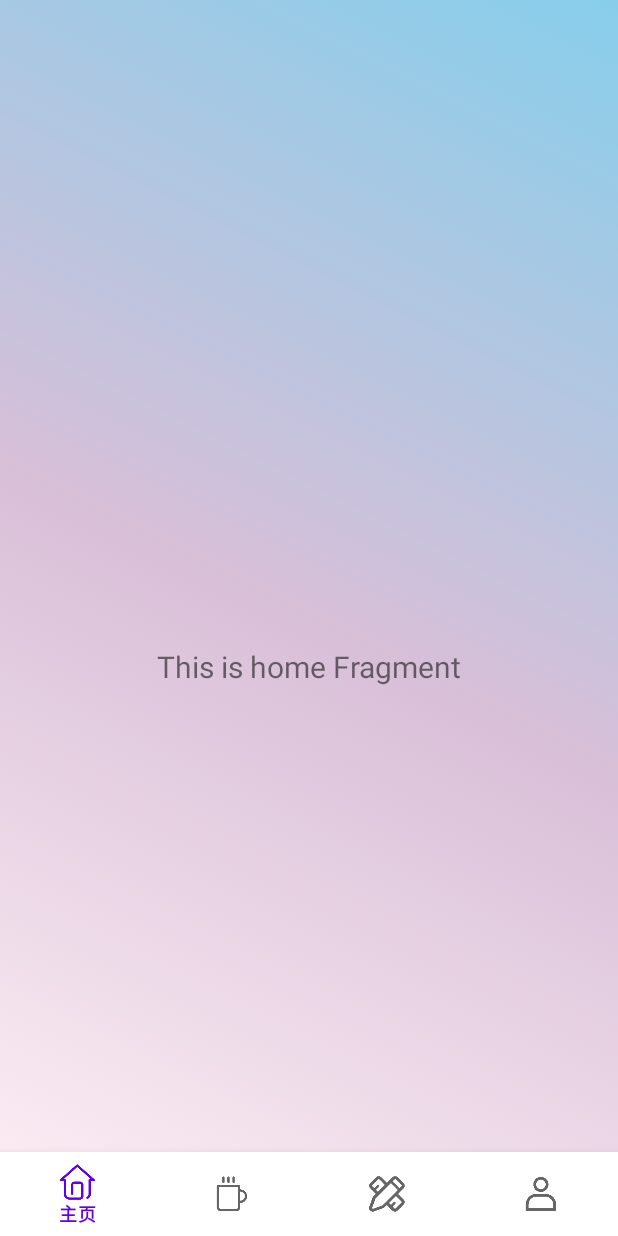
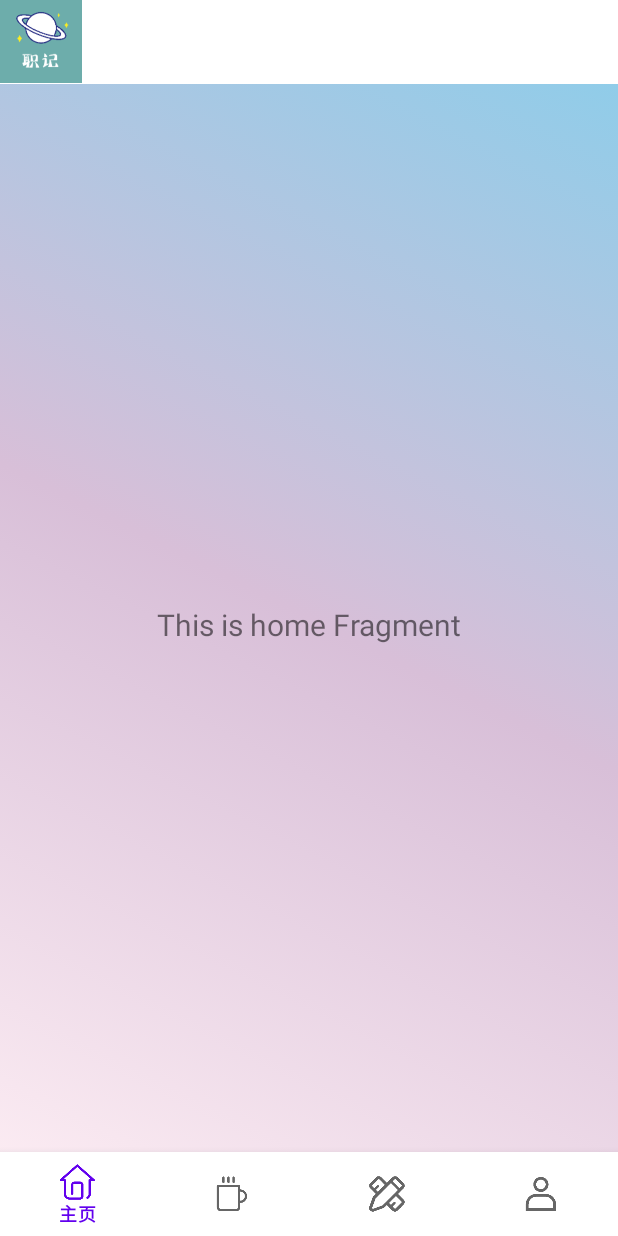
Before and after one commit to ohhobo/Zhiji, an Android app: the screen it shows after launch (MainActivity), on a phone screen of 412 x 824 dp. Run offline under Robolectric (Android 15) with nearby library versions, the phone set to English and light mode, and no system bars; our stand-ins replace navigation-ui.

Commit message:
2021-11-24-增加顶部标签栏ToolBar

```diff
--- a/app/src/main/AndroidManifest.xml
+++ b/app/src/main/AndroidManifest.xml
@@ -15,9 +15,7 @@
             android:label="@string/title_activity_main" />
         <activity
             android:name=".WelcomeActivity"
-            android:exported="true"
-            android:launchMode="singleTask"
-            android:theme="@style/Theme.MaterialComponents.DayNight.NoActionBar">
+            android:exported="true">
             <intent-filter>
                 <action android:name="android.intent.action.MAIN" />
 
--- a/app/src/main/java/com/sdu/zhiji/MainActivity.kt
+++ b/app/src/main/java/com/sdu/zhiji/MainActivity.kt
@@ -1,6 +1,8 @@
 package com.sdu.zhiji
 
 import android.os.Bundle
+import android.view.View
+import androidx.appcompat.widget.Toolbar
 import com.google.android.material.bottomnavigation.BottomNavigationView
 import androidx.appcompat.app.AppCompatActivity
 import androidx.navigation.findNavController
@@ -31,5 +33,11 @@ class MainActivity : AppCompatActivity() {
         )
         //setupActionBarWithNavController(navController, appBarConfiguration)
         navView.setupWithNavController(navController)
+
+        val toolbar1:Toolbar=findViewById(R.id.toolBar1)
+        toolbar1.title=" "
+        setSupportActionBar(toolbar1)
+
     }
+
 }
--- a/app/src/main/res/layout/activity_main.xml
+++ b/app/src/main/res/layout/activity_main.xml
@@ -4,8 +4,19 @@
     android:id="@+id/container"
     android:layout_width="match_parent"
     android:layout_height="match_parent"
-    android:background="@drawable/background"
-    android:paddingTop="?attr/actionBarSize">
+    android:background="@drawable/background">
+
+    <androidx.appcompat.widget.Toolbar
+        android:id="@+id/toolBar1"
+        android:layout_width="match_parent"
+        android:layout_height="?attr/actionBarSize"
+        android:background="@color/white"
+        app:layout_constraintBottom_toTopOf="@+id/nav_view"
+        app:layout_constraintEnd_toEndOf="parent"
+        app:layout_constraintHorizontal_bias="0.0"
+        app:layout_constraintStart_toStartOf="parent"
+        app:layout_constraintTop_toTopOf="parent"
+        app:layout_constraintVertical_bias="0.0" />
 
     <com.google.android.material.bottomnavigation.BottomNavigationView
         android:id="@+id/nav_view"
@@ -31,4 +42,16 @@
         app:layout_constraintTop_toTopOf="parent"
         app:navGraph="@navigation/mobile_navigation" />
 
+    <ImageView
+        android:id="@+id/imageView1"
+        android:layout_width="wrap_content"
+        android:layout_height="wrap_content"
+        app:layout_constraintBottom_toBottomOf="@+id/toolBar1"
+        app:layout_constraintEnd_toEndOf="@+id/toolBar1"
+        app:layout_constraintHorizontal_bias="0.0"
+        app:layout_constraintStart_toStartOf="@+id/toolBar1"
+        app:layout_constraintTop_toTopOf="parent"
+        app:layout_constraintVertical_bias="0.0"
+        app:srcCompat="@drawable/logo" />
+
 </androidx.constraintlayout.widget.ConstraintLayout>
--- a/app/src/main/res/values/colors.xml
+++ b/app/src/main/res/values/colors.xml
@@ -7,4 +7,5 @@
     <color name="teal_700">#FF018786</color>
     <color name="black">#FF000000</color>
     <color name="white">#FFFFFFFF</color>
+    <color name="toolBar_color">#6DADAB</color>
 </resources>
--- a/app/src/main/res/values/strings.xml
+++ b/app/src/main/res/values/strings.xml
@@ -1,5 +1,5 @@
 <resources>
-    <string name="app_name">职记</string>
+    <string name="app_name">Zhiji</string>
     <string name="title_activity_main">MainActivity</string>
     <string name="title_home">主页</string>
     <string name="title_chat">聊</string>
--- a/app/src/main/res/values/themes.xml
+++ b/app/src/main/res/values/themes.xml
@@ -1,6 +1,6 @@
 <resources xmlns:tools="http://schemas.android.com/tools">
     <!-- Base application theme. -->
-    <style name="Theme.Zhiji" parent="Theme.MaterialComponents.DayNight.NoActionBar">
+    <style name="Theme.Zhiji" parent="Theme.MaterialComponents.Light.NoActionBar">
         <!-- Primary brand color. -->
         <item name="colorPrimary">@color/purple_500</item>
         <item name="colorPrimaryVariant">@color/purple_700</item>
```
Also changed, not shown: app/src/main/res/drawable-xxhdpi/logo.png, 1 other file.
